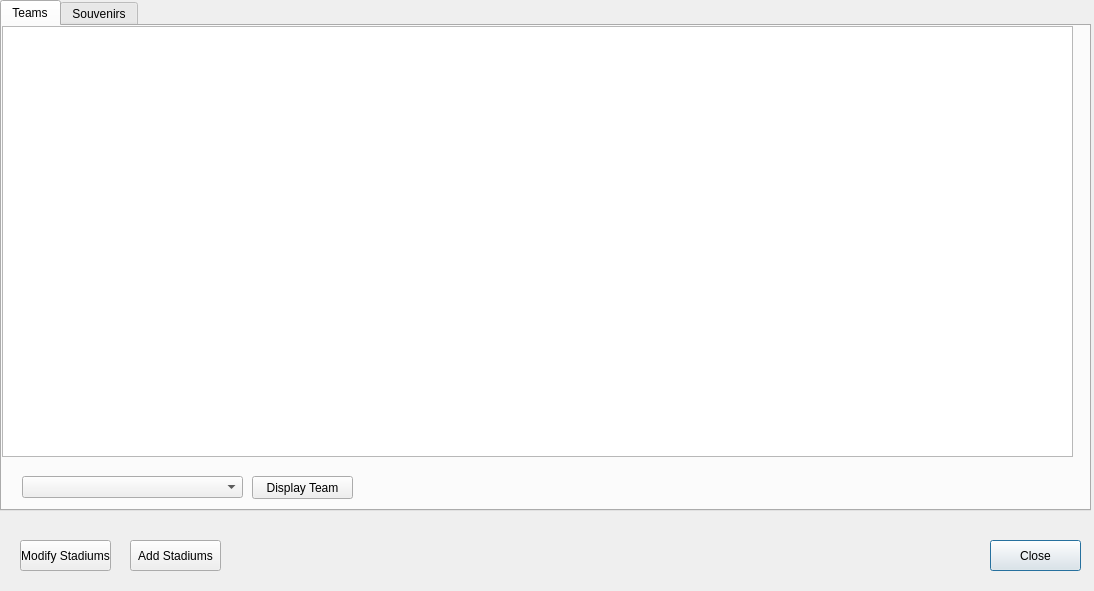
The window that cs1dBaseballProject/databaseViewer.ui (Shyormu/Runtime-Error) describes before a commit, drawn with Qt 5.
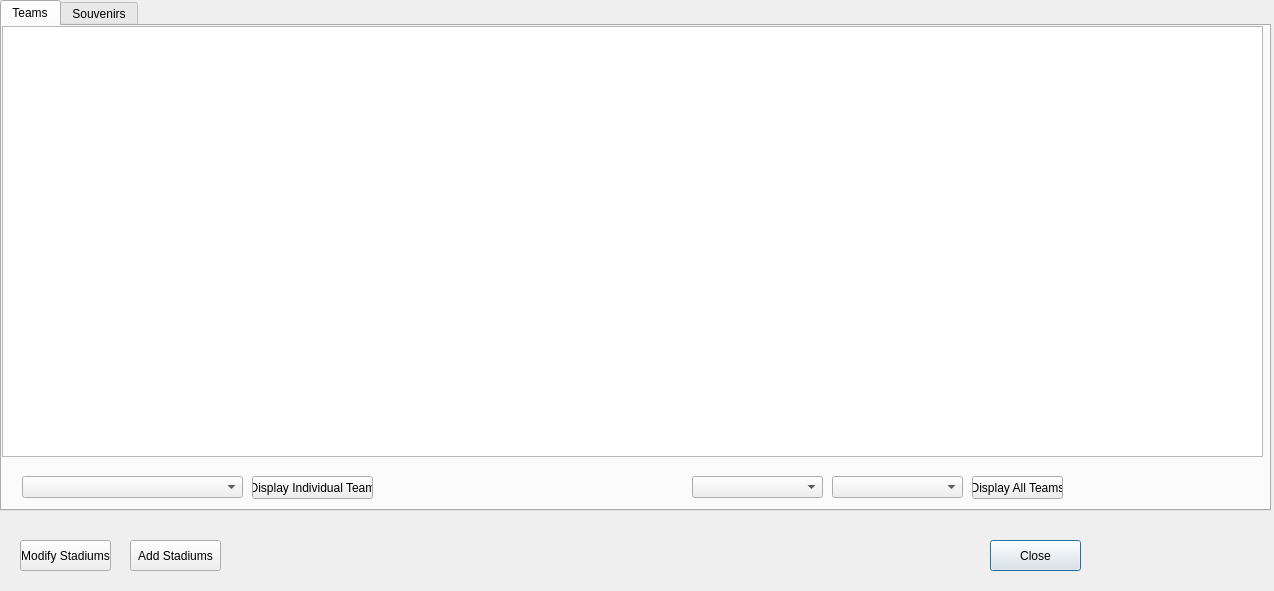
The same window after the commit.

Commit message: able to view all teams or by league

```diff
--- a/cs1dBaseballProject/databaseViewer.ui
+++ b/cs1dBaseballProject/databaseViewer.ui
@@ -6,7 +6,7 @@
    <rect>
     <x>0</x>
     <y>0</y>
-    <width>1094</width>
+    <width>1274</width>
     <height>591</height>
    </rect>
   </property>
@@ -57,7 +57,7 @@
     <rect>
      <x>0</x>
      <y>0</y>
-     <width>1091</width>
+     <width>1271</width>
      <height>511</height>
     </rect>
    </property>
@@ -73,7 +73,7 @@
       <rect>
        <x>0</x>
        <y>0</y>
-       <width>1071</width>
+       <width>1261</width>
        <height>431</height>
       </rect>
      </property>
@@ -93,12 +93,54 @@
       <rect>
        <x>250</x>
        <y>450</y>
-       <width>101</width>
+       <width>121</width>
        <height>23</height>
       </rect>
      </property>
      <property name="text">
-      <string>Display Team</string>
+      <string>Display Individual Team</string>
+     </property>
+    </widget>
+    <widget class="QComboBox" name="leagueSelectBox">
+     <property name="geometry">
+      <rect>
+       <x>690</x>
+       <y>450</y>
+       <width>131</width>
+       <height>22</height>
+      </rect>
+     </property>
+     <property name="placeholderText">
+      <string>Select a league...</string>
+     </property>
+    </widget>
+    <widget class="QComboBox" name="sortSelectBox">
+     <property name="geometry">
+      <rect>
+       <x>830</x>
+       <y>450</y>
+       <width>131</width>
+       <height>22</height>
+      </rect>
+     </property>
+     <property name="currentText">
+      <string>Select a sort type...</string>
+     </property>
+     <property name="placeholderText">
+      <string>Select a sort type...</string>
+     </property>
+    </widget>
+    <widget class="QPushButton" name="displayAllButton">
+     <property name="geometry">
+      <rect>
+       <x>970</x>
+       <y>450</y>
+       <width>91</width>
+       <height>23</height>
+      </rect>
+     </property>
+     <property name="text">
+      <string>Display All Teams</string>
      </property>
     </widget>
    </widget>
```
Left out of the diff: 7 changed lines with no effect on the pictures. The commit also changes 6 other files.
